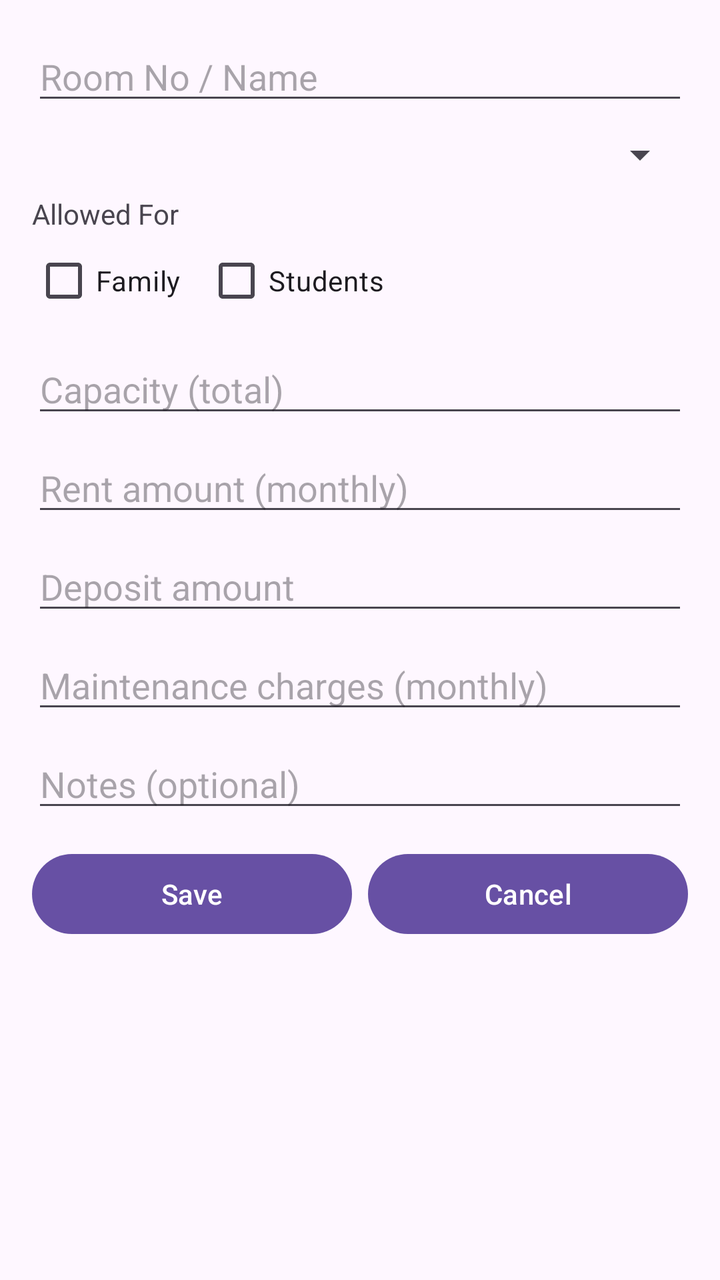
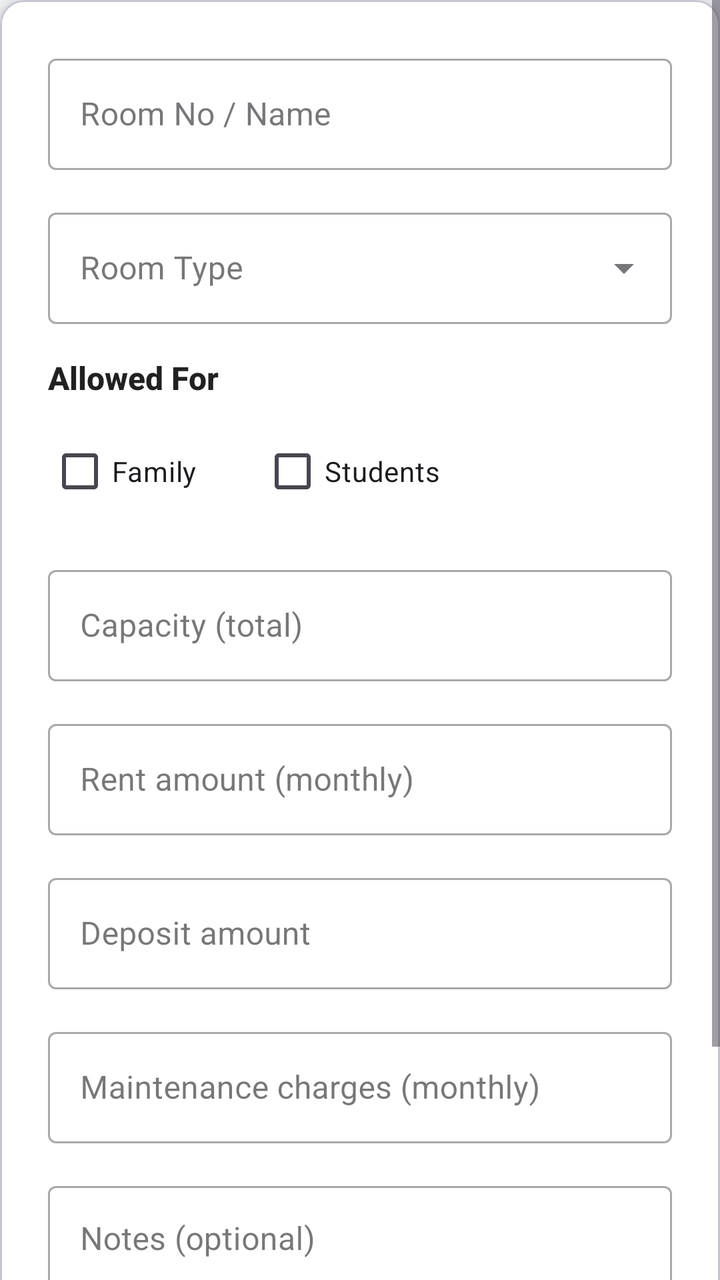

The first picture is an Android layout as it rendered before a commit; the second is the same layout after the commit. The layout source and the unified diff follow.
<!-- AndroidManifest.xml: application theme Theme.RentMangment -->
<!-- res/layout/dialog_add_room.xml -->
<?xml version="1.0" encoding="utf-8"?>
<ScrollView xmlns:android="http://schemas.android.com/apk/res/android"
    android:layout_width="match_parent"
    android:layout_height="wrap_content">

    <LinearLayout
        android:layout_width="match_parent"
        android:layout_height="wrap_content"
        android:orientation="vertical"
        android:padding="16dp">

        <EditText
            android:id="@+id/etRoomName"
            android:layout_width="match_parent"
            android:layout_height="wrap_content"
            android:hint="Room No / Name" />

        <Spinner
            android:id="@+id/spinnerType"
            android:layout_width="match_parent"
            android:layout_height="wrap_content"
            android:layout_marginTop="8dp" />

        <TextView
            android:layout_width="match_parent"
            android:layout_height="wrap_content"
            android:layout_marginTop="8dp"
            android:text="Allowed For" />

        <LinearLayout
            android:layout_width="match_parent"
            android:layout_height="wrap_content"
            android:orientation="horizontal">

            <CheckBox
                android:id="@+id/cbFamily"
                android:layout_width="wrap_content"
                android:layout_height="wrap_content"
                android:text="Family" />

            <CheckBox
                android:id="@+id/cbStudents"
                android:layout_width="wrap_content"
                android:layout_height="wrap_content"
                android:layout_marginStart="12dp"
                android:text="Students" />
        </LinearLayout>

        <EditText
            android:id="@+id/etCapacity"
            android:layout_width="match_parent"
            android:layout_height="wrap_content"
            android:hint="Capacity (total)"
            android:inputType="number"
            android:layout_marginTop="8dp"/>

        <EditText
            android:id="@+id/etStudentCapacity"
            android:layout_width="match_parent"
            android:layout_height="wrap_content"
            android:hint="Student seats (if applicable)"
            android:inputType="number"
            android:layout_marginTop="8dp"
            android:visibility="gone"/>

        <EditText
            android:id="@+id/etRent"
            android:layout_width="match_parent"
            android:layout_height="wrap_content"
            android:hint="Rent amount (monthly)"
            android:inputType="number"
            android:layout_marginTop="8dp"/>

        <EditText
            android:id="@+id/etDeposit"
            android:layout_width="match_parent"
            android:layout_height="wrap_content"
            android:hint="Deposit amount"
            android:inputType="number"
            android:layout_marginTop="8dp"/>

        <EditText
            android:id="@+id/etMaintenance"
            android:layout_width="match_parent"
            android:layout_height="wrap_content"
            android:hint="Maintenance charges (monthly)"
            android:inputType="number"
            android:layout_marginTop="8dp"/>

        <EditText
            android:id="@+id/etNotes"
            android:layout_width="match_parent"
            android:layout_height="wrap_content"
            android:hint="Notes (optional)"
            android:layout_marginTop="8dp"/>

        <LinearLayout
            android:layout_width="match_parent"
            android:layout_height="wrap_content"
            android:orientation="horizontal"
            android:layout_marginTop="12dp">

            <Button
                android:id="@+id/btnSave"
                android:layout_weight="1"
                android:layout_width="0dp"
                android:layout_height="wrap_content"
                android:text="Save" />

            <Button
                android:id="@+id/btnCancel"
                android:layout_marginStart="8dp"
                android:layout_weight="1"
                android:layout_width="0dp"
                android:layout_height="wrap_content"
                android:text="Cancel" />
        </LinearLayout>
    </LinearLayout>
</ScrollView>
<!-- resources referenced by this layout -->
<resources>
  <style name="Theme.RentMangment" parent="Base.Theme.RentMangment" />
  <style name="Base.Theme.RentMangment" parent="Theme.Material3.DayNight.NoActionBar">
          
          
      </style>
</resources>

<!-- the commit's change to res/layout/dialog_add_room.xml (unified diff, before → after) -->
@@ -1,119 +1,216 @@
 <?xml version="1.0" encoding="utf-8"?>
 <ScrollView xmlns:android="http://schemas.android.com/apk/res/android"
+    xmlns:app="http://schemas.android.com/apk/res-auto"
     android:layout_width="match_parent"
-    android:layout_height="wrap_content">
-
-    <LinearLayout
+    android:layout_height="match_parent"
+    android:fillViewport="true"
+    android:background="#F5F7FA"
+   >
+
+    <com.google.android.material.card.MaterialCardView
         android:layout_width="match_parent"
         android:layout_height="wrap_content"
-        android:orientation="vertical"
-        android:padding="16dp">
-
-        <EditText
-            android:id="@+id/etRoomName"
-            android:layout_width="match_parent"
-            android:layout_height="wrap_content"
-            android:hint="Room No / Name" />
-
-        <Spinner
-            android:id="@+id/spinnerType"
-            android:layout_width="match_parent"
-            android:layout_height="wrap_content"
-            android:layout_marginTop="8dp" />
-
-        <TextView
-            android:layout_width="match_parent"
-            android:layout_height="wrap_content"
-            android:layout_marginTop="8dp"
-            android:text="Allowed For" />
+        app:cardCornerRadius="12dp"
+        app:cardElevation="6dp"
+        app:cardBackgroundColor="@android:color/white">
 
         <LinearLayout
             android:layout_width="match_parent"
             android:layout_height="wrap_content"
-            android:orientation="horizontal">
-
-            <CheckBox
-                android:id="@+id/cbFamily"
-                android:layout_width="wrap_content"
-                android:layout_height="wrap_content"
-                android:text="Family" />
-
-            <CheckBox
-                android:id="@+id/cbStudents"
-                android:layout_width="wrap_content"
-                android:layout_height="wrap_content"
-                android:layout_marginStart="12dp"
-                android:text="Students" />
+            android:orientation="vertical"
+            android:padding="24dp">
+
+            
+            <com.google.android.material.textfield.TextInputLayout
+                android:layout_width="match_parent"
+                android:layout_height="wrap_content"
+                android:hint="Room No / Name"
+                android:layout_marginBottom="16dp"
+                style="@style/Widget.MaterialComponents.TextInputLayout.OutlinedBox">
+
+                <com.google.android.material.textfield.TextInputEditText
+                    android:id="@+id/etRoomName"
+                    android:layout_width="match_parent"
+                    android:layout_height="wrap_content"
+                    android:inputType="textCapWords" />
+            </com.google.android.material.textfield.TextInputLayout>
+
+            
+            <com.google.android.material.textfield.TextInputLayout
+                android:layout_width="match_parent"
+                android:layout_height="wrap_content"
+                android:hint="Room Type"
+                android:layout_marginBottom="16dp"
+                style="@style/Widget.MaterialComponents.TextInputLayout.OutlinedBox.ExposedDropdownMenu">
+
+                <AutoCompleteTextView
+                    android:id="@+id/spinnerType"
+                    android:layout_width="match_parent"
+                    android:layout_height="wrap_content"
+                    android:inputType="none"
+                    android:focusable="false" />
+            </com.google.android.material.textfield.TextInputLayout>
+
+            
+            <TextView
+                android:layout_width="match_parent"
+                android:layout_height="wrap_content"
+                android:text="Allowed For"
+                android:textSize="16sp"
+                android:textStyle="bold"
+                android:textColor="#212121"
+                android:fontFamily="sans-serif-medium"
+                android:layout_marginBottom="12dp" />
+
+            <LinearLayout
+                android:layout_width="match_parent"
+                android:layout_height="wrap_content"
+                android:orientation="horizontal"
+                android:layout_marginBottom="20dp">
+
+                <com.google.android.material.checkbox.MaterialCheckBox
+                    android:id="@+id/cbFamily"
+                    android:layout_width="wrap_content"
+                    android:layout_height="wrap_content"
+                    android:text="Family"
+                    android:textSize="14sp" />
+
+                <com.google.android.material.checkbox.MaterialCheckBox
+                    android:id="@+id/cbStudents"
+                    android:layout_width="wrap_content"
+                    android:layout_height="wrap_content"
+                    android:text="Students"
+                    android:textSize="14sp"
+                    android:layout_marginStart="32dp" />
+            </LinearLayout>
+
+            
+            <com.google.android.material.textfield.TextInputLayout
+                android:layout_width="match_parent"
+                android:layout_height="wrap_content"
+                android:hint="Capacity (total)"
+                android:layout_marginBottom="16dp"
+                style="@style/Widget.MaterialComponents.TextInputLayout.OutlinedBox">
+
+                <com.google.android.material.textfield.TextInputEditText
+                    android:id="@+id/etCapacity"
+                    android:layout_width="match_parent"
+                    android:layout_height="wrap_content"
+                    android:inputType="number" />
+            </com.google.android.material.textfield.TextInputLayout>
+
+            
+            <com.google.android.material.textfield.TextInputLayout
+                android:layout_width="match_parent"
+                android:layout_height="wrap_content"
+                android:hint="Student seats (if applicable)"
+                android:layout_marginBottom="16dp"
+                android:visibility="gone"
+                style="@style/Widget.MaterialComponents.TextInputLayout.OutlinedBox">
+
+                <com.google.android.material.textfield.TextInputEditText
+                    android:id="@+id/etStudentCapacity"
+                    android:layout_width="match_parent"
+                    android:layout_height="wrap_content"
+                    android:inputType="number" />
+            </com.google.android.material.textfield.TextInputLayout>
+
+            
+            <com.google.android.material.textfield.TextInputLayout
+                android:layout_width="match_parent"
+                android:layout_height="wrap_content"
+                android:hint="Rent amount (monthly)"
+                android:layout_marginBottom="16dp"
+                style="@style/Widget.MaterialComponents.TextInputLayout.OutlinedBox"
+                app:prefixText="₹">
+
+                <com.google.android.material.textfield.TextInputEditText
+                    android:id="@+id/etRent"
+                    android:layout_width="match_parent"
+                    android:layout_height="wrap_content"
+                    android:inputType="numberDecimal" />
+            </com.google.android.material.textfield.TextInputLayout>
+
+            
+            <com.google.android.material.textfield.TextInputLayout
+                android:layout_width="match_parent"
+                android:layout_height="wrap_content"
+                android:hint="Deposit amount"
+                android:layout_marginBottom="16dp"
+                style="@style/Widget.MaterialComponents.TextInputLayout.OutlinedBox"
+                app:prefixText="₹">
+
+                <com.google.android.material.textfield.TextInputEditText
+                    android:id="@+id/etDeposit"
+                    android:layout_width="match_parent"
+                    android:layout_height="wrap_content"
+                    android:inputType="numberDecimal" />
+            </com.google.android.material.textfield.TextInputLayout>
+
+            
+            <com.google.android.material.textfield.TextInputLayout
+                android:layout_width="match_parent"
+                android:layout_height="wrap_content"
+                android:hint="Maintenance charges (monthly)"
+                android:layout_marginBottom="16dp"
+                style="@style/Widget.MaterialComponents.TextInputLayout.OutlinedBox"
+                app:prefixText="₹">
+
+                <com.google.android.material.textfield.TextInputEditText
+                    android:id="@+id/etMaintenance"
+                    android:layout_width="match_parent"
+                    android:layout_height="wrap_content"
+                    android:inputType="numberDecimal" />
+            </com.google.android.material.textfield.TextInputLayout>
+
+            
+            <com.google.android.material.textfield.TextInputLayout
+                android:layout_width="match_parent"
+                android:layout_height="wrap_content"
+                android:hint="Notes (optional)"
+                android:layout_marginBottom="24dp"
+                style="@style/Widget.MaterialComponents.TextInputLayout.OutlinedBox">
+
+                <com.google.android.material.textfield.TextInputEditText
+                    android:id="@+id/etNotes"
+                    android:layout_width="match_parent"
+                    android:layout_height="wrap_content"
+                    android:minLines="3"
+                    android:maxLines="5"
+                    android:gravity="top|start"
+                    android:inputType="textMultiLine|textCapSentences" />
+            </com.google.android.material.textfield.TextInputLayout>
+
+            
+            <LinearLayout
+                android:layout_width="match_parent"
+                android:layout_height="wrap_content"
+                android:orientation="horizontal"
+                android:gravity="center">
+
+                <com.google.android.material.button.MaterialButton
+                    android:id="@+id/btnCancel"
+                    android:layout_width="0dp"
+                    android:layout_height="wrap_content"
+                    android:layout_weight="1"
+                    android:text="Cancel"
+                    android:textAllCaps="false"
+                    android:layout_marginEnd="8dp"
+                    style="@style/Widget.Material3.Button.OutlinedButton" />
+
+                <com.google.android.material.button.MaterialButton
+                    android:id="@+id/btnSave"
+                    android:layout_width="0dp"
+                    android:layout_height="wrap_content"
+                    android:layout_weight="1"
+                    android:text="Save"
+                    android:textAllCaps="false"
+                    android:layout_marginStart="8dp"
+                    android:backgroundTint="#3F51B5"
+                    android:textColor="@android:color/white" />
+
+            </LinearLayout>
+
         </LinearLayout>
-
-        <EditText
-            android:id="@+id/etCapacity"
-            android:layout_width="match_parent"
-            android:layout_height="wrap_content"
-            android:hint="Capacity (total)"
-            android:inputType="number"
-            android:layout_marginTop="8dp"/>
-
-        <EditText
-            android:id="@+id/etStudentCapacity"
-            android:layout_width="match_parent"
-            android:layout_height="wrap_content"
-            android:hint="Student seats (if applicable)"
-            android:inputType="number"
-            android:layout_marginTop="8dp"
-            android:visibility="gone"/>
-
-        <EditText
-            android:id="@+id/etRent"
-            android:layout_width="match_parent"
-            android:layout_height="wrap_content"
-            android:hint="Rent amount (monthly)"
-            android:inputType="number"
-            android:layout_marginTop="8dp"/>
-
-        <EditText
-            android:id="@+id/etDeposit"
-            android:layout_width="match_parent"
-            android:layout_height="wrap_content"
-            android:hint="Deposit amount"
-            android:inputType="number"
-            android:layout_marginTop="8dp"/>
-
-        <EditText
-            android:id="@+id/etMaintenance"
-            android:layout_width="match_parent"
-            android:layout_height="wrap_content"
-            android:hint="Maintenance charges (monthly)"
-            android:inputType="number"
-            android:layout_marginTop="8dp"/>
-
-        <EditText
-            android:id="@+id/etNotes"
-            android:layout_width="match_parent"
-            android:layout_height="wrap_content"
-            android:hint="Notes (optional)"
-            android:layout_marginTop="8dp"/>
-
-        <LinearLayout
-            android:layout_width="match_parent"
-            android:layout_height="wrap_content"
-            android:orientation="horizontal"
-            android:layout_marginTop="12dp">
-
-            <Button
-                android:id="@+id/btnSave"
-                android:layout_weight="1"
-                android:layout_width="0dp"
-                android:layout_height="wrap_content"
-                android:text="Save" />
-
-            <Button
-                android:id="@+id/btnCancel"
-                android:layout_marginStart="8dp"
-                android:layout_weight="1"
-                android:layout_width="0dp"
-                android:layout_height="wrap_content"
-                android:text="Cancel" />
-        </LinearLayout>
-    </LinearLayout>
+    </com.google.android.material.card.MaterialCardView>
 </ScrollView>
